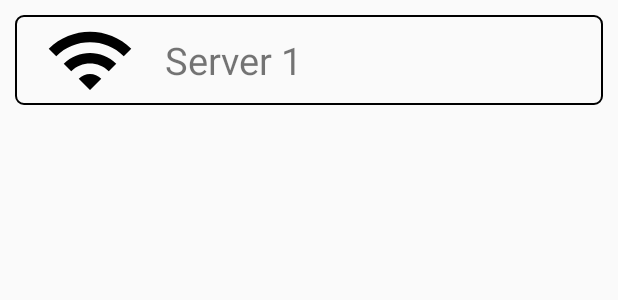
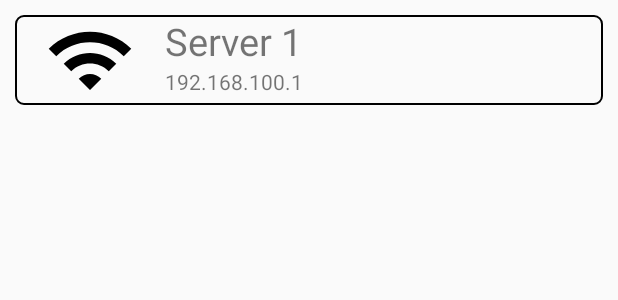
Before and after one commit to smoil-ali/RemoteApp, an Android app: the layout server_list.xml on its own in the app's theme, with its tools: preview values and no code run, on a phone screen of 412 x 824 dp. Shown: the top 300 px of the screen. Run offline under Robolectric (Android 15) with nearby library versions, the phone set to English and light mode, and no system bars.

Commit message:
first commit

```diff
--- a/app/src/main/res/layout/server_list.xml
+++ b/app/src/main/res/layout/server_list.xml
@@ -26,8 +26,16 @@
             android:text="Server 1"
             android:id="@+id/serverText"
             android:layout_toRightOf="@+id/serverImage"
-            android:layout_centerVertical="true"
             android:textSize="25dp"
+            />
+
+        <TextView
+            android:layout_width="wrap_content"
+            android:layout_height="wrap_content"
+            android:text="192.168.100.1"
+            android:layout_below="@id/serverText"
+            android:layout_toRightOf="@id/serverImage"
+            android:id="@+id/textIp"
             />
 
     </RelativeLayout>
```
Also changed, not shown: app/src/main/java/tambowskip/com/free/remoteapp/DiscoverAcitivity.java (+35 -6 lines), app/src/main/java/tambowskip/com/free/remoteapp/ServerData.java (added, +19 -0 lines), app/src/main/java/tambowskip/com/free/remoteapp/ServerList.java (+19 -6 lines), app/src/main/res/layout/activity_discover_acitivity.xml (+12 -2 lines).
